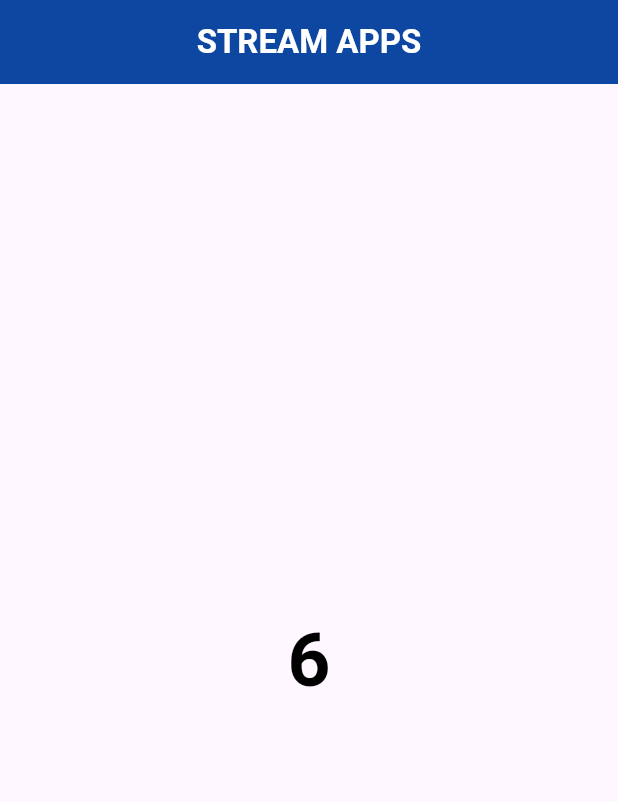
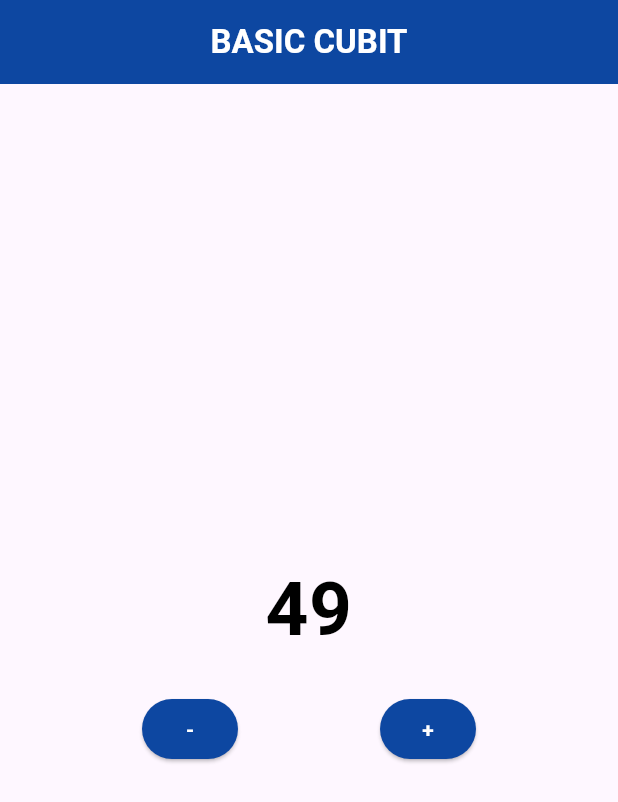
Before and after one commit to iqbalsuwandi20/state-managemet-bloc, a Flutter app: the screen it shows after launch, on a phone screen of 412 x 824 dp. Shown: the top 802 px of the screen. Run offline on Flutter 3.47's test engine with Material 3 defaults, Android fonts, the light colour scheme and no system bars; our stand-ins replace bloc.

Commit message:
basic cubit

```diff
--- a/lib/main.dart
+++ b/lib/main.dart
@@ -1,3 +1,4 @@
+import 'package:bloc/bloc.dart';
 import 'package:flutter/material.dart';
 
 void main() {
@@ -9,31 +10,39 @@ class MyApp extends StatelessWidget {
 
   @override
   Widget build(BuildContext context) {
-    return const MaterialApp(
+    return MaterialApp(
       home: HomePage(),
       debugShowCheckedModeBanner: false,
     );
   }
 }
 
+class CounterCubit extends Cubit<int> {
+  CounterCubit({this.initialData = 0}) : super(initialData);
+
+  int initialData;
+
+  void tambahData() {
+    emit(state + 1);
+  }
+
+  void kurangData() {
+    emit(state - 1);
+  }
+}
+
+// ignore: must_be_immutable
 class HomePage extends StatelessWidget {
-  const HomePage({super.key});
+  HomePage({super.key});
 
-  Stream<int> countStream() async* {
-    for (var i = 0; i <= 10; i++) {
-      await Future.delayed(const Duration(seconds: 1));
-      yield i;
-    }
-  }
+  CounterCubit myCounter = CounterCubit(initialData: 49);
 
   @override
   Widget build(BuildContext context) {
-    // ignore: avoid_print
-    print("REBUILD");
     return Scaffold(
       appBar: AppBar(
         title: Text(
-          "Stream Apps".toUpperCase(),
+          "Basic Cubit".toUpperCase(),
           style: const TextStyle(
             color: Colors.white,
             fontWeight: FontWeight.bold,
@@ -42,28 +51,61 @@ class HomePage extends StatelessWidget {
         backgroundColor: Colors.blue[900],
         centerTitle: true,
       ),
-      body: StreamBuilder<int>(
-        stream: countStream(),
-        builder: (context, snapshot) {
-          if (snapshot.connectionState == ConnectionState.waiting) {
-            return Center(
-              child: CircularProgressIndicator(
-                color: Colors.blue[900],
-              ),
-            );
-          } else {
-            return Center(
-              child: Text(
+      body: Column(
+        mainAxisAlignment: MainAxisAlignment.center,
+        children: [
+          StreamBuilder(
+            initialData: myCounter.initialData,
+            stream: myCounter.stream,
+            builder: (context, snapshot) {
+              return Text(
                 "${snapshot.data}",
+                textAlign: TextAlign.center,
                 style: const TextStyle(
                   color: Colors.black,
                   fontSize: 50,
                   fontWeight: FontWeight.bold,
                 ),
+              );
+            },
+          ),
+          const SizedBox(
+            height: 20,
+          ),
+          Row(
+            mainAxisAlignment: MainAxisAlignment.spaceEvenly,
+            children: [
+              ElevatedButton(
+                style:
+                    ElevatedButton.styleFrom(backgroundColor: Colors.blue[900]),
+                onPressed: () {
+                  myCounter.kurangData();
+                },
+                child: const Text(
+                  "-",
+                  style: TextStyle(
+                    color: Colors.white,
+                    fontWeight: FontWeight.bold,
+                  ),
+                ),
               ),
-            );
-          }
-        },
+              ElevatedButton(
+                style:
+                    ElevatedButton.styleFrom(backgroundColor: Colors.blue[900]),
+                onPressed: () {
+                  myCounter.tambahData();
+                },
+                child: const Text(
+                  "+",
+                  style: TextStyle(
+                    color: Colors.white,
+                    fontWeight: FontWeight.bold,
+                  ),
+                ),
+              ),
+            ],
+          ),
+        ],
       ),
     );
   }
--- a/pubspec.yaml
+++ b/pubspec.yaml
@@ -35,6 +35,8 @@ dependencies:
   # Use with the CupertinoIcons class for iOS style icons.
   cupertino_icons: ^1.0.8
   icons_launcher: ^3.0.0
+  bloc: ^8.1.4
+  flutter_bloc: ^8.1.6
 
 icons_launcher:
   image_path: "assets/images/icon.png"
```
Also changed, not shown: pubspec.lock.
